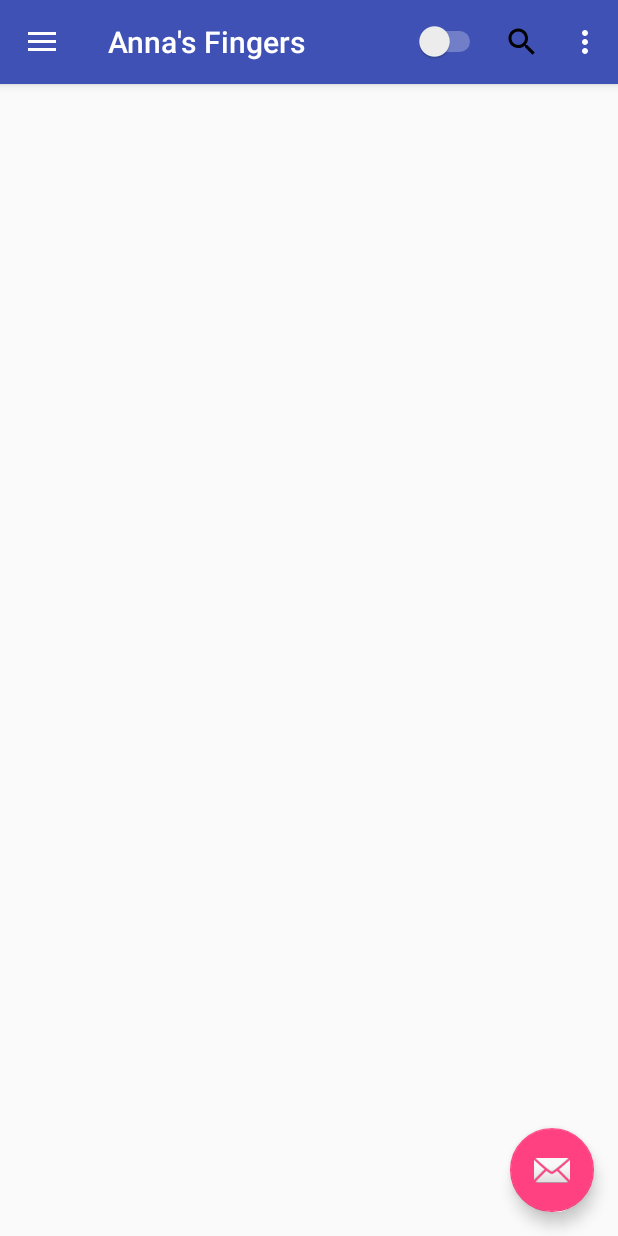
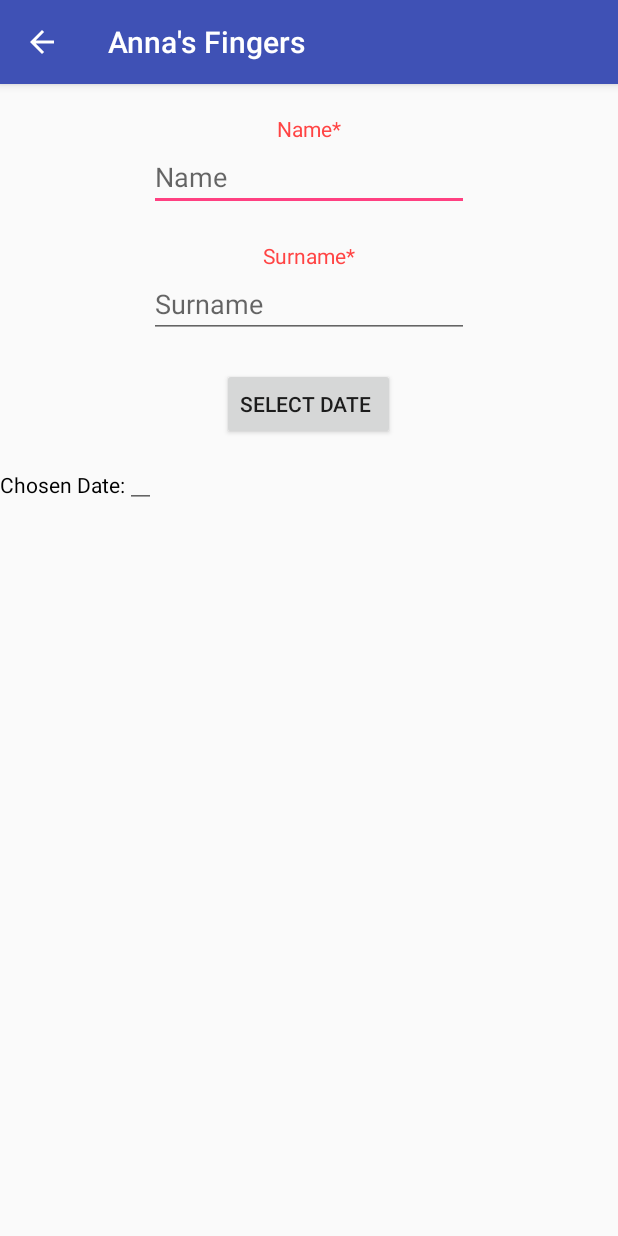
Before and after one commit to tosin94/Annas, an Android app: the screen it shows after launch (MainActivity before the commit, HairAppointment after it), in the side drawer, after a tap on "Book Appointment", on a phone screen of 412 x 824 dp. Run offline under Robolectric (Android 15) with nearby library versions, the phone set to English and light mode, and no system bars.

Commit message:
Started Hair Booking Appointments

```diff
--- a/app/src/main/java/tosinomotayo/annas/MainActivity.java
+++ b/app/src/main/java/tosinomotayo/annas/MainActivity.java
@@ -80,11 +80,12 @@ public class MainActivity extends AppCompatActivity
     @Override
     public boolean onNavigationItemSelected(MenuItem item) {
         // Handle navigation view item clicks here.
+        Intent i;
         int id = item.getItemId();
 
         switch(id){
             case R.id.nav_gallery:
-                Intent i = new Intent(this, HairGallery.class);
+                i = new Intent(this, HairGallery.class);
                 this.startActivity(i);
                 break;
 
@@ -94,7 +95,8 @@ public class MainActivity extends AppCompatActivity
                 break;
 
             case R.id.nav_book_appointement:
-
+                i = new Intent(this,HairAppointment.class);
+                this.startActivity(i);
                 break;
 
             case R.id.order_food:
--- /dev/null
+++ b/app/src/main/res/layout/hair_appointment.xml
@@ -0,0 +1,93 @@
+<?xml version="1.0" encoding="utf-8"?>
+
+<RelativeLayout
+    xmlns:android="http://schemas.android.com/apk/res/android"
+    android:layout_width="match_parent"
+    android:layout_height="match_parent"
+    android:orientation="vertical"
+    android:id="@+id/relative"
+    >
+
+    <TextView
+        android:id="@+id/nameText"
+        android:layout_width="wrap_content"
+        android:layout_height="wrap_content"
+        android:layout_marginTop="20dp"
+        android:text="Name*"
+        android:textAlignment="center"
+        android:textColor="@android:color/holo_red_light"
+        android:layout_centerHorizontal="true"
+
+        />
+
+    <EditText
+        android:id="@+id/nameBox"
+        android:ems="10"
+        android:inputType="textPersonName"
+        android:hint="Name"
+        android:layout_width="wrap_content"
+        android:layout_height="wrap_content"
+        android:layout_centerHorizontal="true"
+        android:layout_below="@+id/nameText"
+        />
+
+    <TextView
+        android:id="@+id/surname"
+        android:layout_width="wrap_content"
+        android:layout_height="wrap_content"
+        android:layout_centerHorizontal="true"
+        android:text="Surname*"
+        android:layout_below="@+id/nameBox"
+        android:layout_marginTop="20dp"
+        android:textColor="@android:color/holo_red_light"
+
+        />
+
+    <EditText
+        android:id="@+id/surnameBox"
+        android:ems="10"
+        android:inputType="textPersonName"
+        android:hint="Surname"
+        android:layout_width="wrap_content"
+        android:layout_height="wrap_content"
+        android:layout_centerHorizontal="true"
+        android:layout_below="@+id/surname"
+        />
+
+
+    <Button
+        android:id="@+id/dateBox"
+        android:layout_width="wrap_content"
+        android:layout_height="wrap_content"
+        android:text="Select Date "
+        android:layout_below="@+id/surnameBox"
+        android:layout_centerInParent="true"
+        android:layout_marginTop="20dp"
+        android:onClick="ShowDatePicker"
+        />
+    <TextView
+        android:id="@+id/date"
+        android:layout_width="wrap_content"
+        android:layout_height="wrap_content"
+        android:layout_centerInParent="true"
+        android:layout_alignParentLeft="true"
+        android:text="Chosen Date:"
+        android:layout_below="@+id/dateBox"
+        android:layout_marginTop="20dp"
+        android:textColor="@android:color/black"
+        />
+
+    <EditText
+        android:id="@+id/chosenDate"
+        android:layout_width="wrap_content"
+        android:layout_height="wrap_content"
+        android:layout_below="@+id/dateBox"
+        android:layout_toRightOf="@+id/date"
+        android:paddingLeft="10dp"
+        android:inputType="date"
+        android:focusable="false"
+        android:hint=""
+        android:onClick="ShowDatePicker"
+        />
+
+</RelativeLayout>
```
Also changed, not shown: app/src/main/AndroidManifest.xml (+11 -0 lines), app/src/main/java/tosinomotayo/annas/HairAppointment.java (added, +76 -0 lines), app/src/main/res/values/strings.xml (+9 -0 lines).
